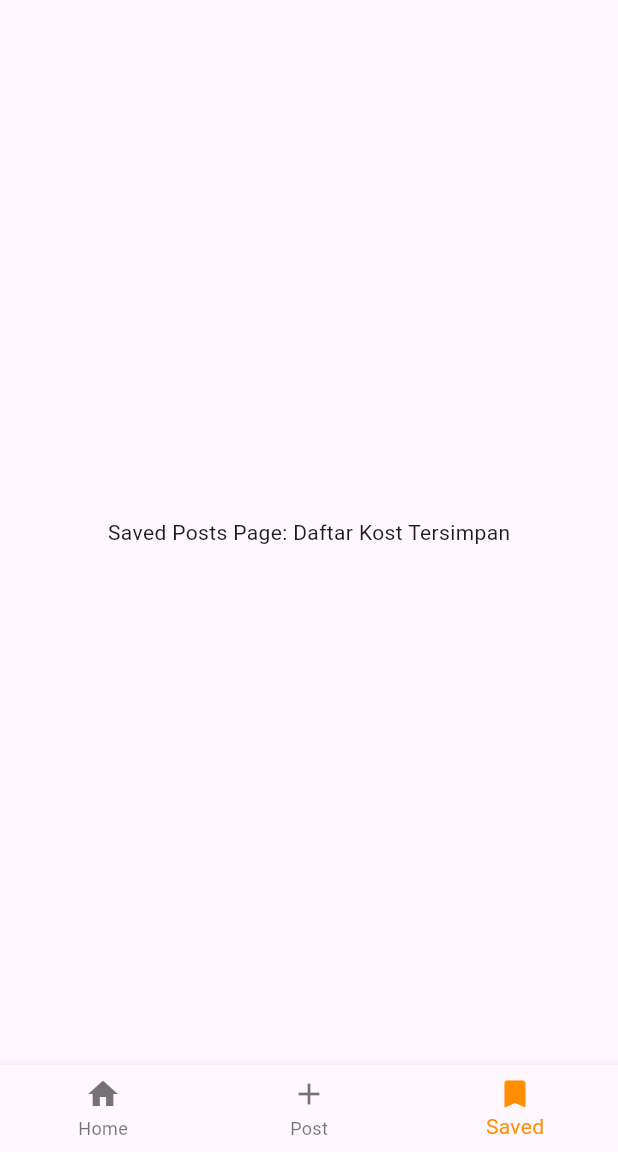
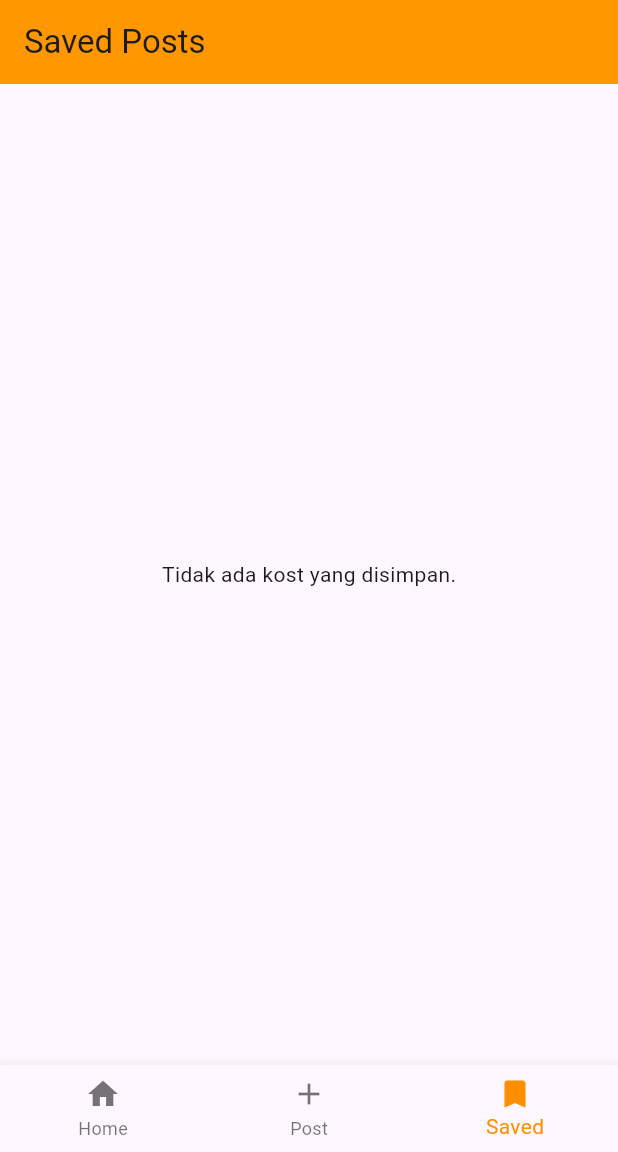
Before and after one commit to widya573/kost-widya, a Flutter app: the screen it shows after launch, item 3 of the bottom bar chosen, on a phone screen of 412 x 824 dp, the part 84-1236 px from its top. Run offline on Flutter 3.47's test engine with Material 3 defaults, Android fonts, the phone set to English and light mode, and no system bars; our stand-ins replace image_picker.

Commit message:
Update saved_posts_page.dart

```diff
--- a/lib/saved_posts_page.dart
+++ b/lib/saved_posts_page.dart
@@ -1,12 +1,52 @@
+import 'dart:io';
+
 import 'package:flutter/material.dart';
 
 class SavedPostsPage extends StatelessWidget {
-  const SavedPostsPage({super.key});
+  final List<Map<String, String>> savedPosts;
+  final Function(Map<String, String>) onRemoveSavedKost;
+
+  const SavedPostsPage({
+    super.key,
+    required this.savedPosts,
+    required this.onRemoveSavedKost,
+  });
 
   @override
   Widget build(BuildContext context) {
-    return const Center(
-      child: Text('Saved Posts Page: Daftar Kost Tersimpan'),
+    return Scaffold(
+      appBar: AppBar(
+        title: const Text('Saved Posts'),
+        backgroundColor: Colors.orange,
+      ),
+      body: savedPosts.isEmpty
+          ? const Center(child: Text('Tidak ada kost yang disimpan.'))
+          : ListView.builder(
+              itemCount: savedPosts.length,
+              itemBuilder: (context, index) {
+                final kost = savedPosts[index];
+                return Card(
+                  margin: const EdgeInsets.all(10),
+                  child: ListTile(
+                    title: Text(kost['namaKost'] ?? 'Nama Kost'),
+                    subtitle: Column(
+                      crossAxisAlignment: CrossAxisAlignment.start,
+                      children: [
+                        Text('Alamat: ${kost['alamatKost']}'),
+                        Text('Nomor HP: ${kost['nomorHP']}'),
+                      ],
+                    ),
+                    trailing: IconButton(
+                      icon: const Icon(Icons.delete),
+                      onPressed: () => onRemoveSavedKost(kost), // Menghapus kost dari saved posts
+                    ),
+                    leading: kost['imagePath'] == ''
+                        ? const Icon(Icons.image_not_supported)
+                        : Image.file(File(kost['imagePath']!)),
+                  ),
+                );
+              },
+            ),
     );
   }
 }
```
